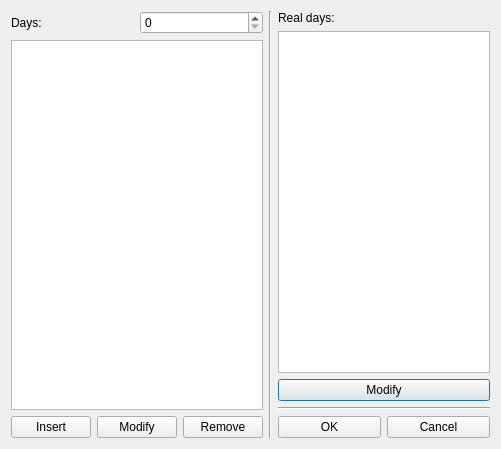
Old version of the form fet/src/interface/daysform_template.ui in the repository vonmecheln/fet.
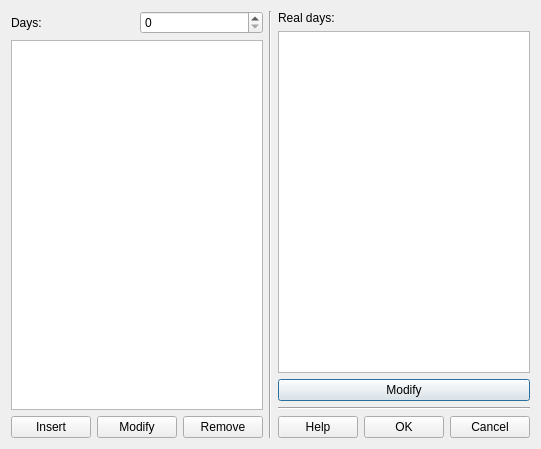
New version of the form.

What changed in the file:
```diff
--- a/fet/src/interface/daysform_template.ui
+++ b/fet/src/interface/daysform_template.ui
@@ -42,6 +42,13 @@
      </item>
      <item>
       <layout class="QHBoxLayout" name="horizontalLayout_2">
+       <item>
+        <widget class="QPushButton" name="helpPushButton">
+         <property name="text">
+          <string>Help</string>
+         </property>
+        </widget>
+       </item>
        <item>
         <widget class="QPushButton" name="okPushButton">
          <property name="text">
```
